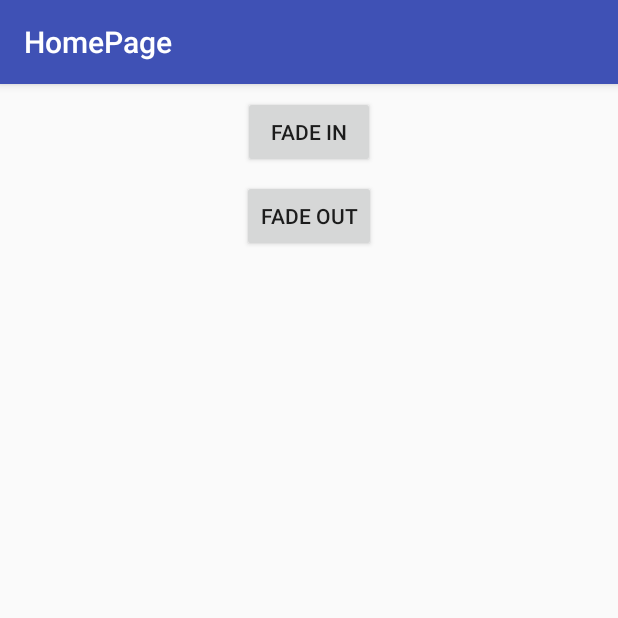
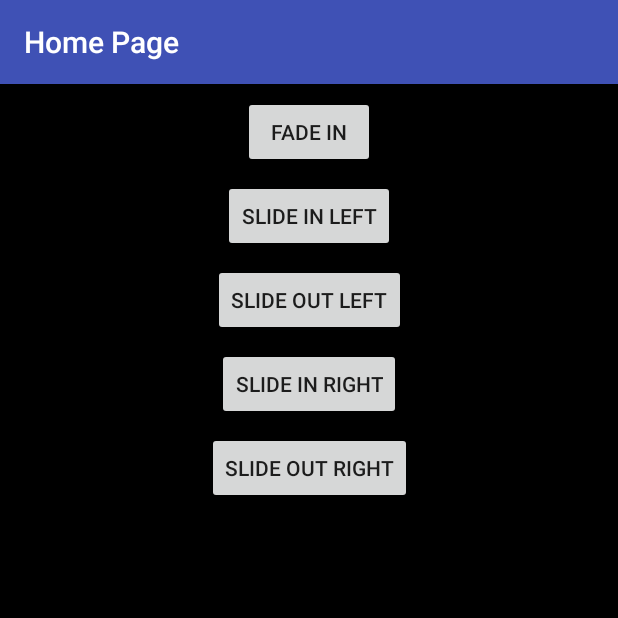
Before and after one commit to kaveer/ActivityTransitionDemo, an Android app: the screen it shows after launch (HomeActivity), on a phone screen of 412 x 824 dp, the top half of it. Run offline under Robolectric (Android 15) with nearby library versions, the phone set to English and light mode, and no system bars.

Commit message:
Add animatin fileresource

```diff
--- a/app/src/main/AndroidManifest.xml
+++ b/app/src/main/AndroidManifest.xml
@@ -16,9 +16,7 @@
                 <category android:name="android.intent.category.LAUNCHER"/>
             </intent-filter>
         </activity>
-        <activity android:name=".Activity.AboutUs">
-        </activity>
-        <activity android:name=".Activity.ContactUs">
+        <activity android:name=".Activity.secondActivity">
         </activity>
     </application>
 
--- a/app/src/main/java/com/kavsoftware/kaveer/activitytransition/Activity/HomeActivity.java
+++ b/app/src/main/java/com/kavsoftware/kaveer/activitytransition/Activity/HomeActivity.java
@@ -4,8 +4,7 @@ import android.content.Intent;
 import android.os.Bundle;
 import android.support.v7.app.AppCompatActivity;
 import android.view.View;
-import android.widget.ImageButton;
-import android.widget.Toast;
+import android.widget.Button;
 
 import com.kavsoftware.kaveer.activitytransition.R;
 
@@ -15,37 +14,32 @@ public class HomeActivity extends AppCompatActivity {
     protected void onCreate(Bundle savedInstanceState) {
         super.onCreate(savedInstanceState);
         setContentView(R.layout.activity_home);
-        setTitle("HomePage");
+        setTitle("Home Page");
 
-        ImageButton aboutUs   = (ImageButton) findViewById(R.id.btnAboutUs);
-        aboutUs.setOnClickListener(new View.OnClickListener() {
+        Button fadeInFadeOut   = (Button) findViewById(R.id.fadeIn);
+        fadeInFadeOut.setOnClickListener(new View.OnClickListener() {
             @Override
             public void onClick(View v) {
 
-                Intent aboutUs = new Intent(HomeActivity.this, AboutUs.class);
-                startActivity(aboutUs);
+                Intent activity = new Intent(HomeActivity.this, secondActivity.class);
+                startActivity(activity);
                 overridePendingTransition(R.anim.fade_in, R.anim.fade_out);
-
-//                Toast messageBox = Toast.makeText(HomeActivity.this , "About us" , Toast.LENGTH_SHORT);
-//                messageBox.show();
-//                return;
 
             }
         });
 
-        ImageButton contactUs   = (ImageButton) findViewById(R.id.btnContactUs);
-        contactUs.setOnClickListener(new View.OnClickListener() {
+        Button slideInLeft   = (Button) findViewById(R.id.slideInLeft);
+        slideInLeft.setOnClickListener(new View.OnClickListener() {
             @Override
             public void onClick(View v) {
 
-                Intent contactUs = new Intent(HomeActivity.this, ContactUs.class);
-                startActivity(contactUs);
-
-                Toast messageBox = Toast.makeText(HomeActivity.this , "Contact us" , Toast.LENGTH_SHORT);
-                messageBox.show();
-                return;
+                Intent activity = new Intent(HomeActivity.this, secondActivity.class);
+                startActivity(activity);
+                overridePendingTransition(R.anim.slide_in_left, R.anim.slide_out_right);
 
             }
         });
+
+
     }
 }
--- a/app/src/main/java/com/kavsoftware/kaveer/activitytransition/Activity/AboutUs.java
+++ b/app/src/main/java/com/kavsoftware/kaveer/activitytransition/Activity/secondActivity.java
@@ -5,12 +5,12 @@ import android.os.Bundle;
 
 import com.kavsoftware.kaveer.activitytransition.R;
 
-public class AboutUs extends AppCompatActivity {
+public class secondActivity extends AppCompatActivity {
 
     @Override
     protected void onCreate(Bundle savedInstanceState) {
         super.onCreate(savedInstanceState);
-        setContentView(R.layout.activity_about_us);
-        setTitle("About Us");
+        setContentView(R.layout.activity_second);
+        setTitle("Second page");
     }
 }
--- /dev/null
+++ b/app/src/main/res/anim/fade_in_right.xml
@@ -0,0 +1,5 @@
+<?xml version="1.0" encoding="utf-8"?>
+<set xmlns:android="http://schemas.android.com/apk/res/android" android:shareInterpolator="false">
+    <translate android:duration="400" android:fromXDelta="100%" android:toXDelta="0%"/>
+    <alpha android:duration="400" android:fromAlpha="0.0" android:toAlpha="1.0"/>
+</set>
--- /dev/null
+++ b/app/src/main/res/anim/fade_out_left.xml
@@ -0,0 +1,5 @@
+<?xml version="1.0" encoding="utf-8"?>
+<set xmlns:android="http://schemas.android.com/apk/res/android" android:shareInterpolator="false">
+    <translate android:duration="400" android:fromXDelta="0%" android:toXDelta="-100%"/>
+    <alpha android:duration="400" android:fromAlpha="1.0" android:toAlpha="0.0"/>
+</set>
--- /dev/null
+++ b/app/src/main/res/anim/slide_in_left.xml
@@ -0,0 +1,5 @@
+<?xml version="1.0" encoding="utf-8"?>
+<set xmlns:android="http://schemas.android.com/apk/res/android" android:shareInterpolator="false">
+    <translate android:duration="400" android:fromXDelta="-100%" android:toXDelta="0%"/>
+    <alpha android:duration="400" android:fromAlpha="0.0" android:toAlpha="1.0"/>
+</set>
--- /dev/null
+++ b/app/src/main/res/anim/slide_out_right.xml
@@ -0,0 +1,5 @@
+<?xml version="1.0" encoding="utf-8"?>
+<set xmlns:android="http://schemas.android.com/apk/res/android" android:shareInterpolator="false">
+    <translate android:duration="400" android:fromXDelta="0%" android:toXDelta="100%"/>
+    <alpha android:duration="400" android:fromAlpha="1.0" android:toAlpha="0.0"/>
+</set>
--- a/app/src/main/res/layout/activity_home.xml
+++ b/app/src/main/res/layout/activity_home.xml
@@ -5,6 +5,7 @@
     xmlns:tools="http://schemas.android.com/tools"
     android:layout_width="match_parent"
     android:layout_height="match_parent"
+    android:background="#000000"
     tools:context="com.kavsoftware.kaveer.activitytransition.Activity.HomeActivity"
     tools:layout_editor_absoluteY="81dp"
     tools:layout_editor_absoluteX="0dp">
@@ -22,14 +23,50 @@
         app:layout_constraintTop_toTopOf="parent"/>
 
     <Button
-        android:id="@+id/fadeOut"
+        android:id="@+id/slideInLeft"
+        android:layout_width="wrap_content"
+        android:layout_height="wrap_content"
+        android:layout_marginLeft="8dp"
+        android:layout_marginRight="8dp"
+        android:text="Slide In Left"
+        app:layout_constraintLeft_toLeftOf="parent"
+        app:layout_constraintRight_toRightOf="parent"
+        android:layout_marginTop="8dp"
+        app:layout_constraintTop_toBottomOf="@+id/fadeIn"/>
+
+    <Button
+        android:id="@+id/slide_out_left"
         android:layout_width="wrap_content"
         android:layout_height="wrap_content"
         android:layout_marginLeft="8dp"
         android:layout_marginRight="8dp"
         android:layout_marginTop="8dp"
-        android:text="Fade Out"
+        android:text="Slide out left"
         app:layout_constraintLeft_toLeftOf="parent"
         app:layout_constraintRight_toRightOf="parent"
-        app:layout_constraintTop_toBottomOf="@+id/fadeIn"/>
+        app:layout_constraintTop_toBottomOf="@+id/slideInLeft"/>
+
+    <Button
+        android:id="@+id/slide_in_right"
+        android:layout_width="wrap_content"
+        android:layout_height="wrap_content"
+        android:layout_marginLeft="8dp"
+        android:layout_marginRight="8dp"
+        android:layout_marginTop="8dp"
+        android:text="slide in right"
+        app:layout_constraintLeft_toLeftOf="parent"
+        app:layout_constraintRight_toRightOf="parent"
+        app:layout_constraintTop_toBottomOf="@+id/slide_out_left"/>
+
+    <Button
+        android:id="@+id/slide_out_right"
+        android:layout_width="wrap_content"
+        android:layout_height="wrap_content"
+        android:layout_marginLeft="8dp"
+        android:layout_marginRight="8dp"
+        android:layout_marginTop="8dp"
+        android:text="slide out right"
+        app:layout_constraintLeft_toLeftOf="parent"
+        app:layout_constraintRight_toRightOf="parent"
+        app:layout_constraintTop_toBottomOf="@+id/slide_in_right"/>
 </android.support.constraint.ConstraintLayout>
```
Also changed, not shown: app/src/main/java/com/kavsoftware/kaveer/activitytransition/Activity/ContactUs.java (deleted, +0 -15 lines), app/src/main/res/layout/activity_second.xml (added, +27 -0 lines).
